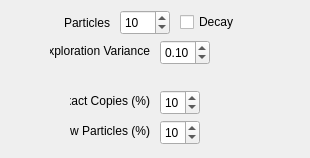
b4silio/MLDemos, file _AlgorithmsPlugins/Maximizers/paramsParticleFilters.ui: the form before one commit.
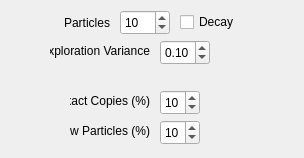
The form after the commit.

Patch:
```diff
--- a/_AlgorithmsPlugins/Maximizers/paramsParticleFilters.ui
+++ b/_AlgorithmsPlugins/Maximizers/paramsParticleFilters.ui
@@ -6,7 +6,7 @@
    <rect>
     <x>0</x>
     <y>0</y>
-    <width>310</width>
+    <width>304</width>
     <height>158</height>
    </rect>
   </property>
```
